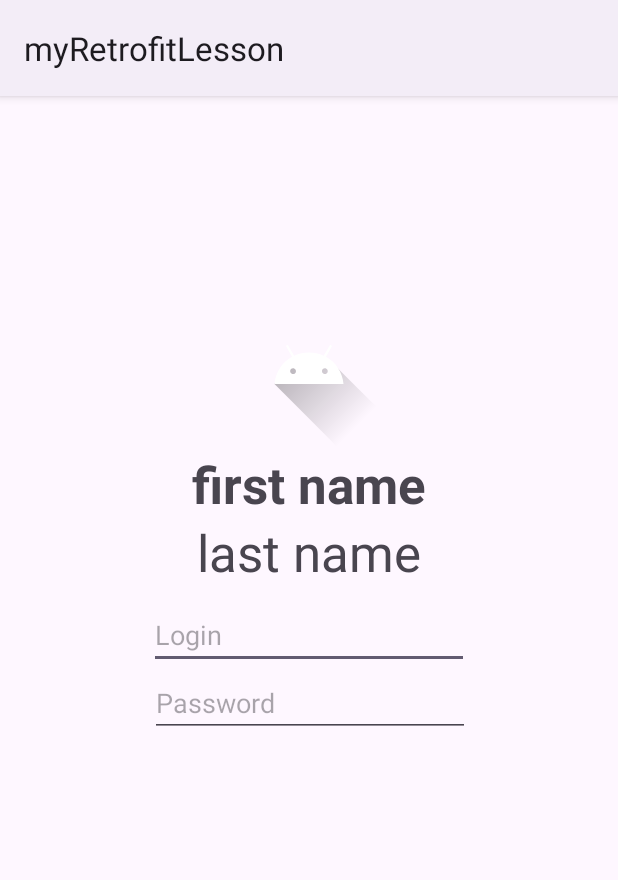
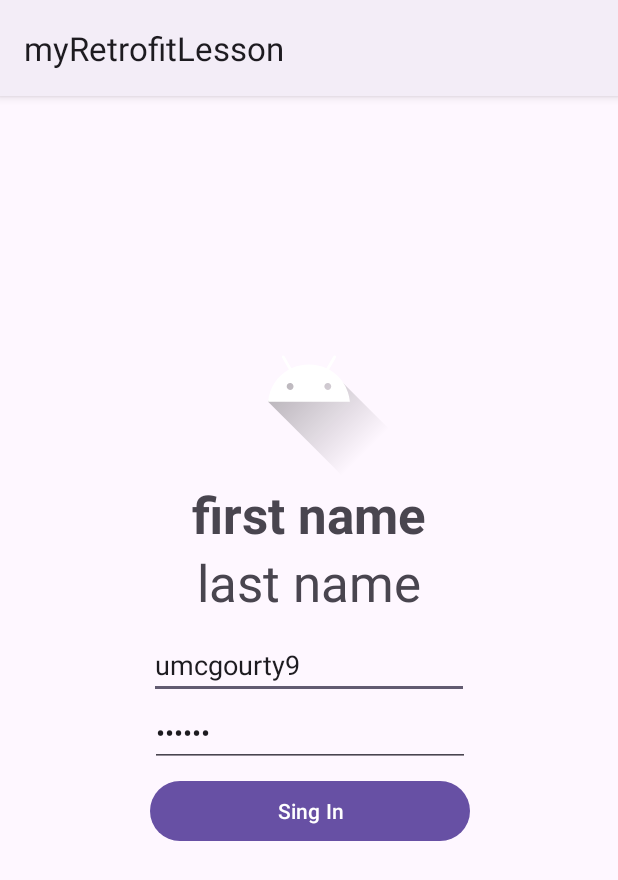
Before and after one commit to NORMss/RetrofitLesson, an Android app: the screen it shows after launch (BaseActivity), on a phone screen of 412 x 824 dp. Shown: the top 880 px of the screen. Run offline under Robolectric (Android 15) with nearby library versions, the phone set to English and light mode, and no system bars; our stand-ins replace Picasso; pictures from the network do not load.

```diff
--- a/app/src/main/java/com/norm/myretrofitlesson/LoginFragment.kt
+++ b/app/src/main/java/com/norm/myretrofitlesson/LoginFragment.kt
@@ -8,10 +8,22 @@ import androidx.fragment.app.Fragment
 import androidx.fragment.app.activityViewModels
 import androidx.navigation.fragment.findNavController
 import com.norm.myretrofitlesson.databinding.FragmentLoginBinding
+import com.norm.myretrofitlesson.retrofit.AuthRequest
+import com.norm.myretrofitlesson.retrofit.MainAPI
+import com.squareup.picasso.Picasso
+import kotlinx.coroutines.CoroutineScope
+import kotlinx.coroutines.Dispatchers
+import kotlinx.coroutines.launch
+import okhttp3.OkHttpClient
+import okhttp3.logging.HttpLoggingInterceptor
+import org.json.JSONObject
+import retrofit2.Retrofit
+import retrofit2.converter.gson.GsonConverterFactory
 
 class LoginFragment : Fragment() {
 
     private var _binding: FragmentLoginBinding? = null
+    private lateinit var mainAPI: MainAPI
     private val viewModel: LoginViewModule by activityViewModels()
 
     private val binding get() = _binding!!
@@ -20,7 +32,6 @@ class LoginFragment : Fragment() {
         inflater: LayoutInflater, container: ViewGroup?,
         savedInstanceState: Bundle?
     ): View? {
-
         _binding = FragmentLoginBinding.inflate(inflater, container, false)
         return binding.root
 
@@ -28,10 +39,53 @@ class LoginFragment : Fragment() {
 
     override fun onViewCreated(view: View, savedInstanceState: Bundle?) {
         super.onViewCreated(view, savedInstanceState)
+        initRetrofit()
+        binding.apply {
+            btnSingIn.setOnClickListener {
+                auth(
+                    AuthRequest(
+                        login.text.toString(),
+                        password.text.toString()
+                    )
+                )
+            }
+            btnNext.setOnClickListener {
+
+            }
+        }
 
         binding.btnNext.setOnClickListener {
             findNavController().navigate(R.id.action_loginFragment_to_productsFragment)
-            viewModel.token.value = "123456789"
+        }
+    }
+
+    private fun initRetrofit() {
+        val interceptor = HttpLoggingInterceptor()
+        interceptor.level = HttpLoggingInterceptor.Level.BODY
+
+        val client = OkHttpClient.Builder().addInterceptor(interceptor).build()
+
+        val retrofit = Retrofit.Builder().baseUrl("https://dummyjson.com").client(client)
+            .addConverterFactory(GsonConverterFactory.create()).build()
+        mainAPI = retrofit.create(MainAPI::class.java)
+    }
+
+    private fun auth(authRequest: AuthRequest) {
+        CoroutineScope(Dispatchers.IO).launch {
+            val response = mainAPI.auth(authRequest)
+            val message =
+                response.errorBody()?.string()?.let { JSONObject(it).getString("message") }
+            requireActivity().runOnUiThread {
+                binding.error.text = message
+                var user = response.body()
+                if (user != null) {
+                    Picasso.get().load(user.image).into(binding.imageView)
+                    binding.firstname.text = user.firstName
+                    binding.lastname.text = user.lastName
+                    binding.btnNext.visibility = View.VISIBLE
+                    viewModel.token.value = user.token
+                }
+            }
         }
     }
 }
--- a/app/src/main/java/com/norm/myretrofitlesson/retrofit/MainAPI.kt
+++ b/app/src/main/java/com/norm/myretrofitlesson/retrofit/MainAPI.kt
@@ -1,5 +1,6 @@
 package com.norm.myretrofitlesson.retrofit
 
+import retrofit2.Response
 import retrofit2.http.Body
 import retrofit2.http.GET
 import retrofit2.http.Header
@@ -13,10 +14,13 @@ interface MainAPI {
     suspend fun getProducts(@Path("id") id: Int): Product
 
     @POST("auth/login")
-    suspend fun auth(@Body authRequest: AuthRequest): User
+    suspend fun auth(@Body authRequest: AuthRequest): Response<User>
 
+    @Headers(
+        "Content-Type: application/json"
+    )
     @GET("auth/products")
-    suspend fun getAllProducts(): Products
+    suspend fun getAllProducts(@Header("Authorization") token: String): Products
 
     @Headers(
         "Content-Type: application/json"
--- a/app/src/main/res/layout/fragment_login.xml
+++ b/app/src/main/res/layout/fragment_login.xml
@@ -18,8 +18,8 @@
 
     <ImageView
         android:id="@+id/imageView"
-        android:layout_width="wrap_content"
-        android:layout_height="wrap_content"
+        android:layout_width="128dp"
+        android:layout_height="128dp"
         android:layout_marginTop="128dp"
         android:src="@drawable/ic_launcher_foreground"
         app:layout_constraintEnd_toEndOf="parent"
@@ -55,6 +55,7 @@
         android:ems="10"
         android:hint="Login"
         android:inputType="text"
+        android:text="umcgourty9"
         app:layout_constraintEnd_toEndOf="parent"
         app:layout_constraintStart_toStartOf="parent"
         app:layout_constraintTop_toBottomOf="@+id/lastname" />
@@ -66,9 +67,31 @@
         android:ems="10"
         android:hint="Password"
         android:inputType="text|textPassword"
+        android:text="i0xzpX"
         app:layout_constraintEnd_toEndOf="parent"
         app:layout_constraintHorizontal_bias="0.502"
         app:layout_constraintStart_toStartOf="parent"
         app:layout_constraintTop_toBottomOf="@+id/login" />
 
+    <Button
+        android:id="@+id/btnSingIn"
+        android:layout_width="0dp"
+        android:layout_height="wrap_content"
+        android:layout_marginTop="5dp"
+        android:text="Sing In"
+        app:layout_constraintEnd_toEndOf="@+id/password"
+        app:layout_constraintStart_toStartOf="@+id/password"
+        app:layout_constraintTop_toBottomOf="@+id/password" />
+
+    <TextView
+        android:id="@+id/error"
+        android:layout_width="wrap_content"
+        android:layout_height="wrap_content"
+        android:text=""
+        android:textColor="@color/design_default_color_error"
+        app:layout_constraintBottom_toTopOf="@+id/imageView"
+        app:layout_constraintEnd_toEndOf="parent"
+        app:layout_constraintStart_toStartOf="parent"
+        app:layout_constraintTop_toTopOf="parent" />
+
 </androidx.constraintlayout.widget.ConstraintLayout>
```
Also changed, not shown: app/src/main/java/com/norm/myretrofitlesson/MainActivity.kt (+0 -12 lines), app/src/main/java/com/norm/myretrofitlesson/ProductsFragment.kt (+37 -3 lines).
